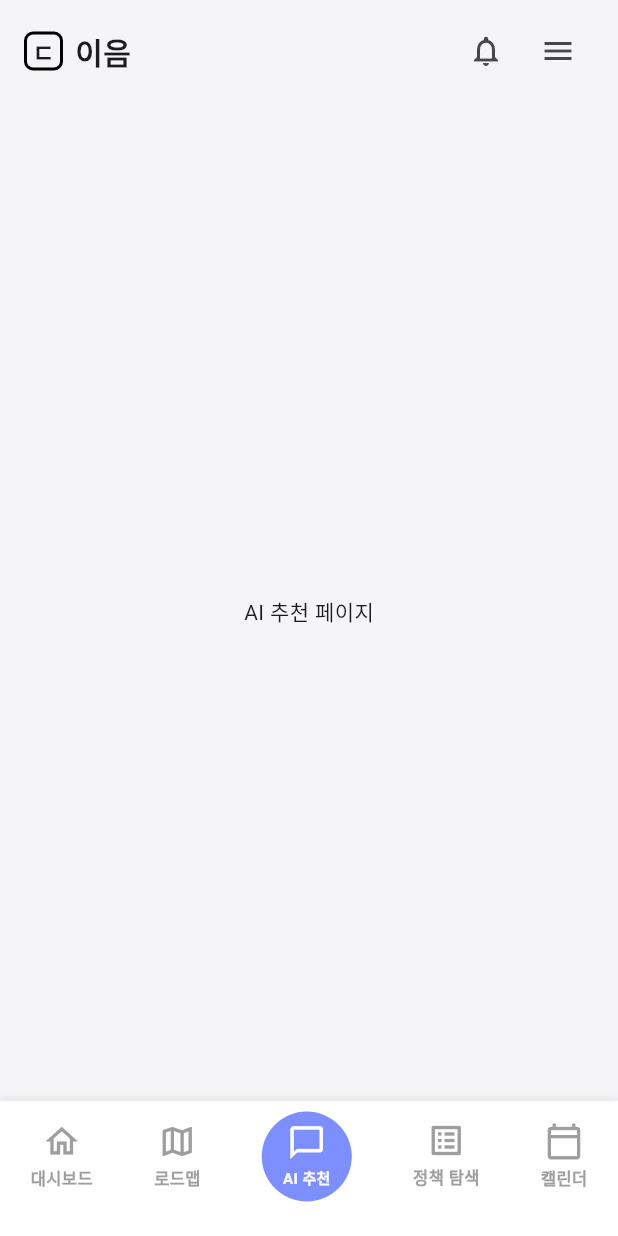
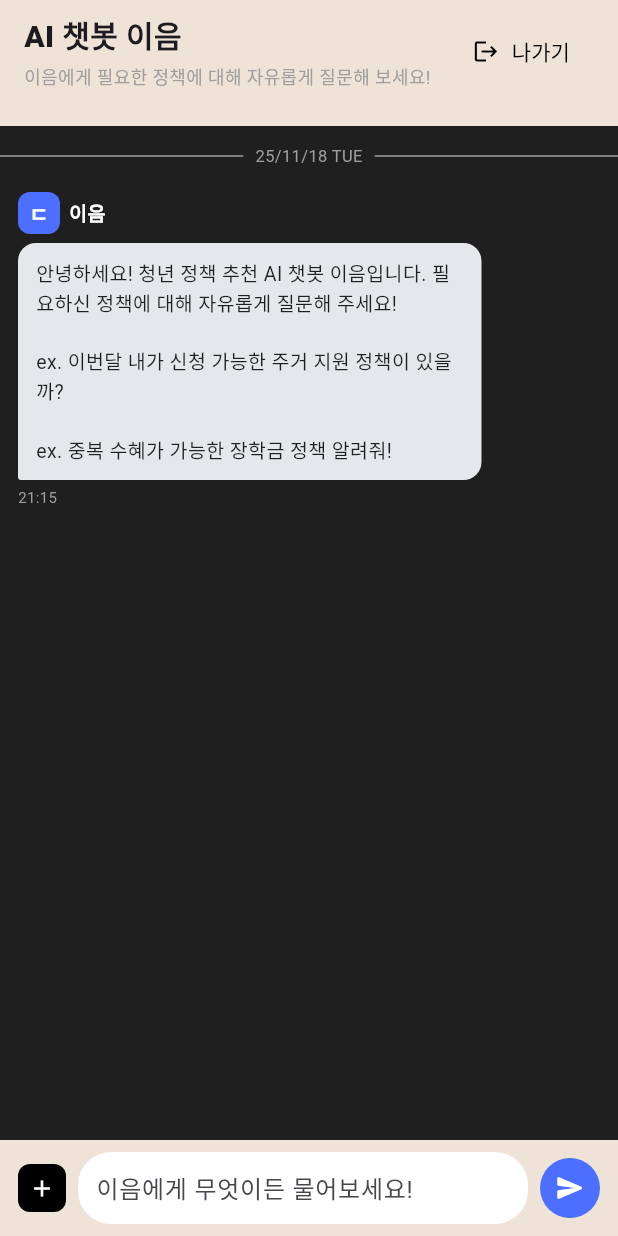
Before and after one commit to leemj04/eum, a Flutter app: the screen it shows after launch, item 3 of the bottom bar chosen, on a phone screen of 412 x 824 dp. Run offline on Flutter 3.47's test engine with Material 3 defaults, Android fonts, the phone set to English and light mode, and no system bars.

Commit message:
Add AI chat feature with UI and controller
Introduces a new AI chat page, including chat message model, controller, and UI components. Updates test data to include sample chat messages. Integrates the chat page with the bottom navigation bar for access. Adds chat bubble widget for message display.

```diff
--- a/app/lib/constant/test_data.dart
+++ b/app/lib/constant/test_data.dart
@@ -1,3 +1,4 @@
+import '../model/chat_message.dart';
 import '../model/policy_data.dart';
 
 final String testUserName = "김남훈";
@@ -47,3 +48,12 @@ final testPolicies = [
     matchRate: 95,
   ),
 ];
+
+final testMessages = [
+  ChatMessage(
+    sender: Sender.bot,
+    text:
+    '안녕하세요! 청년 정책 추천 AI 챗봇 이음입니다. 필요하신 정책에 대해 자유롭게 질문해 주세요!\n\nex. 이번달 내가 신청 가능한 주거 지원 정책이 있을까?\n\nex. 중복 수혜가 가능한 장학금 정책 알려줘!',
+    time: '21:15',
+  ),
+];
--- /dev/null
+++ b/app/lib/model/chat_message.dart
@@ -0,0 +1,13 @@
+enum Sender { user, bot }
+
+class ChatMessage {
+  final Sender sender;
+  final String text;
+  final String time;
+
+  ChatMessage({
+    required this.sender,
+    required this.text,
+    required this.time,
+  });
+}
--- /dev/null
+++ b/app/lib/page/chat/chat.dart
@@ -0,0 +1,252 @@
+import 'package:flutter/material.dart';
+import '../../constant/test_data.dart';
+import '../../model/chat_message.dart';
+import '../../widgets/chat_bubble.dart';
+import 'chat_controller.dart';
+
+class AiChatPage extends StatefulWidget {
+  const AiChatPage({super.key});
+
+  @override
+  State<AiChatPage> createState() => _AiChatPageState();
+}
+
+class _AiChatPageState extends State<AiChatPage> {
+  final TextEditingController _controller = TextEditingController();
+  final ScrollController _scrollController = ScrollController();
+  final ChatController _chatController = ChatController(initial: testMessages);
+  double _lastBottomInset = 0;
+
+  void _sendMessage() {
+    final text = _controller.text.trim();
+    if (text.isEmpty) return;
+
+    FocusScope.of(context).unfocus();
+
+    setState(() {
+      _chatController.handleUserSend(text);
+    });
+
+    _controller.clear();
+    _scrollToBottom();
+  }
+
+  void _scrollToBottom() {
+    if (!_scrollController.hasClients) return;
+
+    WidgetsBinding.instance.addPostFrameCallback((_) {
+      final position = _scrollController.position;
+      final target = position.maxScrollExtent;
+
+      _scrollController.jumpTo(target);
+    });
+  }
+
+  @override
+  void dispose() {
+    _controller.dispose();
+    _scrollController.dispose();
+    super.dispose();
+  }
+
+  @override
+  Widget build(BuildContext context) {
+    final bottomInset = MediaQuery.of(context).viewInsets.bottom;
+
+    if (bottomInset != _lastBottomInset) {
+      _lastBottomInset = bottomInset;
+      if (bottomInset > 0) {
+        WidgetsBinding.instance.addPostFrameCallback((_) {
+          _scrollToBottom();
+        });
+      }
+    }
+
+    return GestureDetector(
+      onTap: () => FocusScope.of(context).unfocus(),
+      child: Scaffold(
+        backgroundColor: const Color(0xFFEFE3D8),
+        resizeToAvoidBottomInset: true,
+
+        body: SafeArea(
+          child: Column(
+            children: [
+              const _ChatAppBar(),
+
+              Expanded(
+                child: Container(
+                  margin: const EdgeInsets.only(top: 12),
+                  decoration: BoxDecoration(
+                    color: const Color(0xFF1F1F1F),
+                  ),
+                  child: Column(
+                    children: [
+                      const SizedBox(height: 12),
+                      const ChatDateDivider(text: '25/11/18 TUE'),
+                      const SizedBox(height: 8),
+
+                      Expanded(
+                        child: GestureDetector(
+                          onTap: () => FocusScope.of(context).unfocus(),
+                          child: ListView.builder(
+                            controller: _scrollController,
+                            physics: const ClampingScrollPhysics(),
+                            padding: const EdgeInsets.only(
+                              left: 12,
+                              right: 12,
+                              top: 8,
+                            ), // bottom padding 없음
+                            itemCount: _chatController.messages.length,
+                            itemBuilder: (context, index) {
+                              final msg = _chatController.messages[index];
+                              final isLast =
+                                  index == testMessages.length - 1;
+                              return Padding(
+                                padding: EdgeInsets.only(
+                                  bottom: isLast ? 4 : 12,
+                                ),
+                                child: ChatBubble(message: msg),
+                              );
+                            },
+                          ),
+                        ),
+                      ),
+                    ],
+                  ),
+                ),
+              ),
+              _InputBar(
+                controller: _controller,
+                onSend: _sendMessage,
+              ),
+            ],
+          ),
+        ),
+      ),
+    );
+  }
+}
+
+class _ChatAppBar extends StatelessWidget {
+  const _ChatAppBar();
+
+  @override
+  Widget build(BuildContext context) {
+    return Padding(
+      padding:
+      const EdgeInsets.only(left: 16, right: 16, top: 8, bottom: 12),
+      child: Row(
+        children: [
+          const Column(
+            crossAxisAlignment: CrossAxisAlignment.start,
+            children: [
+              Text(
+                'AI 챗봇 이음',
+                style: TextStyle(
+                  fontSize: 20,
+                  fontWeight: FontWeight.w800,
+                ),
+              ),
+              SizedBox(height: 4),
+              Text(
+                '이음에게 필요한 정책에 대해 자유롭게 질문해 보세요!',
+                style: TextStyle(
+                  fontSize: 12,
+                  color: Colors.grey,
+                ),
+              ),
+            ],
+          ),
+          const Spacer(),
+          TextButton.icon(
+            onPressed: () => Navigator.of(context).pop(),
+            icon: const Icon(Icons.logout, size: 18),
+            label: const Text('나가기'),
+            style: TextButton.styleFrom(
+              foregroundColor: Colors.black,
+            ),
+          ),
+        ],
+      ),
+    );
+  }
+}
+
+/// 하단 입력창
+class _InputBar extends StatelessWidget {
+  final TextEditingController controller;
+  final VoidCallback onSend;
+
+  const _InputBar({
+    required this.controller,
+    required this.onSend,
+  });
+
+  @override
+  Widget build(BuildContext context) {
+    return Container(
+      color: const Color(0xFFEFE3D8),
+      padding: EdgeInsets.only(
+        left: 12,
+        right: 12,
+        top: 8,
+        bottom: MediaQuery.of(context).viewPadding.bottom + 8,
+        // ✅ 하단 SafeArea 고려
+      ),
+      child: Row(
+        children: [
+          Container(
+            width: 32,
+            height: 32,
+            decoration: BoxDecoration(
+              color: Colors.black,
+              borderRadius: BorderRadius.circular(8),
+            ),
+            child: const Icon(
+              Icons.add,
+              size: 18,
+              color: Colors.white,
+            ),
+          ),
+          const SizedBox(width: 8),
+          Expanded(
+            child: Container(
+              padding: const EdgeInsets.symmetric(horizontal: 12),
+              decoration: BoxDecoration(
+                color: Colors.white,
+                borderRadius: BorderRadius.circular(22),
+              ),
+              child: TextField(
+                controller: controller,
+                minLines: 1,
+                maxLines: 4,
+                decoration: const InputDecoration(
+                  border: InputBorder.none,
+                  hintText: '이음에게 무엇이든 물어보세요!',
+                ),
+                onSubmitted: (_) => onSend(), // 엔터로도 전송
+              ),
+            ),
+          ),
+          const SizedBox(width: 8),
+          GestureDetector(
+            onTap: onSend,
+            child: Container(
+              width: 40,
+              height: 40,
+              decoration: const BoxDecoration(
+                shape: BoxShape.circle,
+                color: Color(0xFF4C6FFF),
+              ),
+              child: const Icon(
+                Icons.send_rounded,
+                size: 20,
+                color: Colors.white,
+              ),
+            ),
+          ),
+        ],
+      ),
+    );
+  }
+}
--- /dev/null
+++ b/app/lib/page/chat/chat_controller.dart
@@ -0,0 +1,40 @@
+import '../../constant/test_data.dart';
+import '../../model/chat_message.dart';
+
+class ChatController {
+  /// 실제로 화면에 쓸 메시지 리스트
+  final List<ChatMessage> messages;
+
+  ChatController({List<ChatMessage>? initial})
+      : messages = initial ?? List.from(testMessages);
+
+  void handleUserSend(String text) {
+    final trimmed = text.trim();
+    if (trimmed.isEmpty) return;
+
+    final now = _currentTimeString();
+
+    messages.add(
+      ChatMessage(
+        sender: Sender.user,
+        text: trimmed,
+        time: now,
+      ),
+    );
+
+    messages.add(
+      ChatMessage(
+        sender: Sender.bot,
+        text: '아직 챗봇 기능은 제공하지 않습니다',
+        time: now,
+      ),
+    );
+  }
+
+  String _currentTimeString() {
+    final now = DateTime.now();
+    final h = now.hour.toString().padLeft(2, '0');
+    final m = now.minute.toString().padLeft(2, '0');
+    return '$h:$m';
+  }
+}
--- a/app/lib/page/home/home.dart
+++ b/app/lib/page/home/home.dart
@@ -38,7 +38,7 @@ class _HomePageState extends State<HomePage> {
       body: SafeArea(
         child: Column(
           children: [
-            const TopBar(),        // 🔥 항상 고정되는 상단바
+            const TopBar(),
             const SizedBox(height: 12),
 
             Expanded(
--- a/app/lib/widgets/bottom_bar.dart
+++ b/app/lib/widgets/bottom_bar.dart
@@ -1,5 +1,7 @@
 // lib/widgets/bottom_bar.dart
 import 'package:flutter/material.dart';
+
+import '../page/chat/chat.dart';
 
 class _NavItem extends StatelessWidget {
   final int index;
@@ -131,7 +133,14 @@ class BottomBar extends StatelessWidget {
             onTap: onTap,
           ),
           _AiCenterItem(
-            onTap: () => onTap(2),
+            onTap: () {
+              Navigator.push(
+                context,
+                MaterialPageRoute(
+                  builder: (_) => const AiChatPage(),
+                ),
+              );
+            },
           ),
           _NavItem(
             index: 3,
--- /dev/null
+++ b/app/lib/widgets/chat_bubble.dart
@@ -0,0 +1,122 @@
+import 'package:flutter/material.dart';
+import '../model/chat_message.dart';
+
+class ChatBubble extends StatelessWidget {
+  final ChatMessage message;
+
+  const ChatBubble({super.key, required this.message});
+
+  @override
+  Widget build(BuildContext context) {
+    final isUser = message.sender == Sender.user;
+
+    final bubbleColor = isUser
+        ? const Color(0xFFF6E6D9)
+        : const Color(0xFFE5E7EB);
+
+    final align = isUser ? CrossAxisAlignment.end : CrossAxisAlignment.start;
+    final mainAxisAlign =
+    isUser ? MainAxisAlignment.end : MainAxisAlignment.start;
+
+    return Column(
+      crossAxisAlignment: align,
+      children: [
+        if (!isUser)
+          Row(
+            mainAxisAlignment: mainAxisAlign,
+            children: [
+              Container(
+                width: 28,
+                height: 28,
+                decoration: BoxDecoration(
+                  color: const Color(0xFF4C6FFF),
+                  borderRadius: BorderRadius.circular(8),
+                ),
+                alignment: Alignment.center,
+                child: const Text(
+                  'ㄷ',
+                  style: TextStyle(
+                    color: Colors.white,
+                    fontWeight: FontWeight.bold,
+                  ),
+                ),
+              ),
+              const SizedBox(width: 6),
+              const Text(
+                '이음',
+                style: TextStyle(
+                  color: Colors.white,
+                  fontSize: 13,
+                  fontWeight: FontWeight.w600,
+                ),
+              ),
+            ],
+          ),
+
+        if (!isUser) const SizedBox(height: 6),
+
+        Row(
+          mainAxisAlignment: mainAxisAlign,
+          children: [
+            ConstrainedBox(
+              constraints: BoxConstraints(
+                maxWidth: MediaQuery.of(context).size.width * 0.75,
+              ),
+              child: Container(
+                padding: const EdgeInsets.symmetric(horizontal: 12, vertical: 10),
+                decoration: BoxDecoration(
+                  color: bubbleColor,
+                  borderRadius: BorderRadius.only(
+                    topLeft: const Radius.circular(12),
+                    topRight: const Radius.circular(12),
+                    bottomLeft: Radius.circular(isUser ? 12 : 2),
+                    bottomRight: Radius.circular(isUser ? 2 : 12),
+                  ),
+                ),
+                child: Text(
+                  message.text,
+                  style: TextStyle(
+                    fontSize: 13,
+                    color: isUser ? Colors.black : Colors.black87,
+                  ),
+                ),
+              ),
+            ),
+          ],
+        ),
+
+        const SizedBox(height: 4),
+        Text(
+          message.time,
+          style: const TextStyle(
+            fontSize: 10,
+            color: Colors.grey,
+          ),
+        ),
+      ],
+    );
+  }
+}
+
+class ChatDateDivider extends StatelessWidget {
+  final String text;
+
+  const ChatDateDivider({super.key, required this.text});
+
+  @override
+  Widget build(BuildContext context) {
+    return Row(
+      children: [
+        const Expanded(child: Divider(color: Colors.grey)),
+        Padding(
+          padding: const EdgeInsets.symmetric(horizontal: 8),
+          child: Text(
+            text,
+            style: const TextStyle(fontSize: 11, color: Colors.grey),
+          ),
+        ),
+        const Expanded(child: Divider(color: Colors.grey)),
+      ],
+    );
+  }
+}
```
